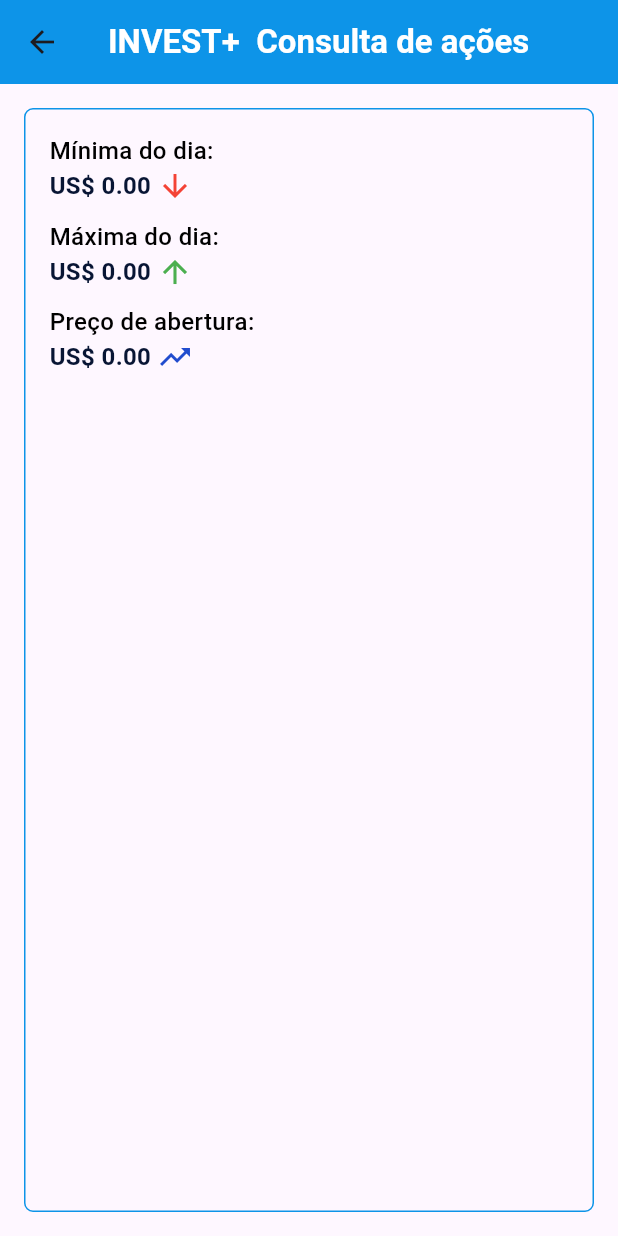
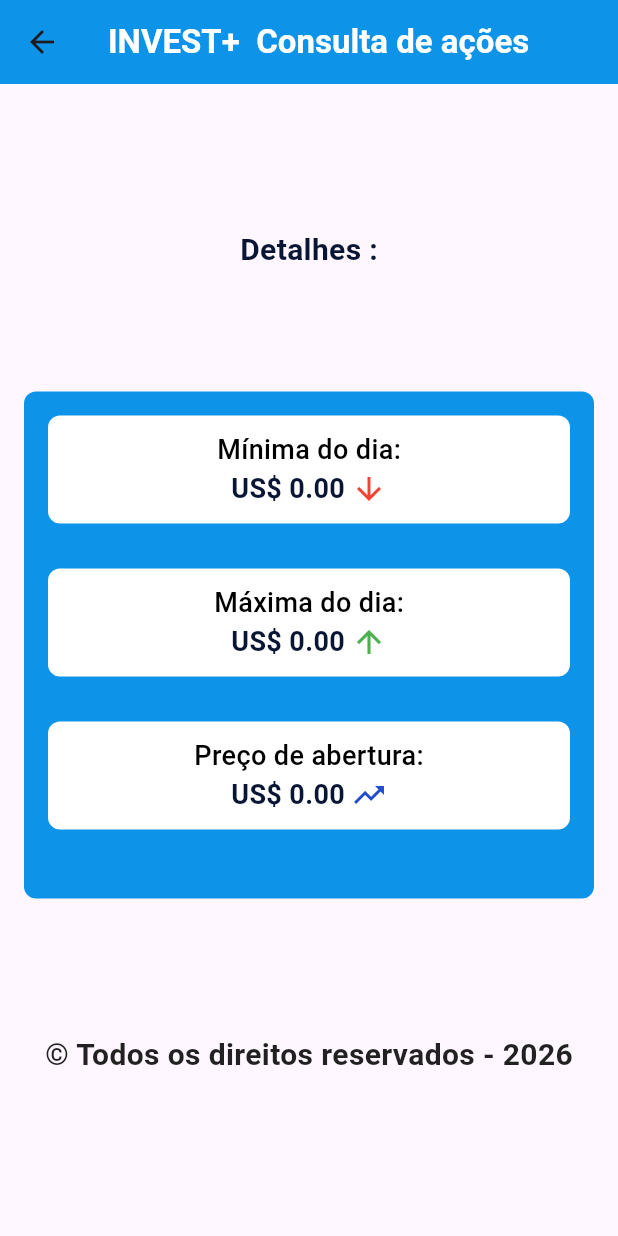
Before and after one commit to viniciusfernandes08/frontend-bolsa-valores, a Flutter app: the DetailsScreen screen opened directly with empty values, on a phone screen of 412 x 824 dp. Run offline on Flutter 3.47's test engine with Material 3 defaults, Android fonts, the phone set to English and light mode, and no system bars; our stand-ins replace flutter_svg, get.

Commit message:
feat: improves to details screen, changes in home screen and stocks widget

```diff
--- a/lib/screens/details_screen.dart
+++ b/lib/screens/details_screen.dart
@@ -5,15 +5,17 @@
 class DetailsScreen extends StatelessWidget {
   final String minDay;
   final String maxDay;
+  final String symbol;
   final String currency;
   final String openPrice;
   final String? pl;
   final String? lpa;
 
-  DetailsScreen({
+  const DetailsScreen({
     super.key,
     required this.minDay,
     required this.maxDay,
+    required this.symbol,
     required this.currency,
     required this.openPrice,
     this.pl,
@@ -37,40 +39,55 @@
       ),
       body: Padding(
         padding: const EdgeInsets.all(16),
-        child: Container(
+        child: Column(
+          mainAxisAlignment: MainAxisAlignment.spaceEvenly,
+          children: [
+            Text(
+              'Detalhes $symbol:',
+              style: TextStyle(
+                color: AppColors.darkBlue,
+                fontSize: 20,
+                fontWeight: FontWeight.bold
+              ),
+            ),
+            Container(
               padding: const EdgeInsets.all(16),
               decoration: BoxDecoration(
-            border: Border.all(color: AppColors.primaryBlue),
-            borderRadius: BorderRadius.circular(6),
+                color: AppColors.primaryBlue,
+                borderRadius: BorderRadius.circular(8)
               ),
-          child: Row(
-            mainAxisAlignment: MainAxisAlignment.spaceBetween,
+              child: Column(
+                mainAxisAlignment: MainAxisAlignment.start,
                 crossAxisAlignment: CrossAxisAlignment.center,
+                spacing: 30,
                 children: <Widget>[
-              Column(
-                crossAxisAlignment: CrossAxisAlignment.start,
-                spacing: 10,
-                children: [
-                  Column(
-                    crossAxisAlignment: CrossAxisAlignment.start,
+                  Container(
+                    padding: const EdgeInsets.symmetric(vertical: 10),
+                    decoration: BoxDecoration(
+                      color: Colors.white,
+                      borderRadius: BorderRadius.circular(8)
+                    ),
+                    child: Column(
+                      crossAxisAlignment: CrossAxisAlignment.center,
                       children: [
                         Text(
                           'Mínima do dia:',
                           style: TextStyle(
                             color: Colors.black,
-                          fontSize: 16,
+                            fontSize: 18,
                             fontWeight: FontWeight.w500,
                           ),
                         ),
                         Row(
                           spacing: 4,
+                          mainAxisAlignment: MainAxisAlignment.center,
                           crossAxisAlignment: CrossAxisAlignment.center,
                           children: [
                             Text(
                               Formats.formatMoney(minDay, currency),
                               style: const TextStyle(
                                 color: AppColors.darkBlue,
-                              fontSize: 16,
+                                fontSize: 18,
                                 fontWeight: FontWeight.bold,
                               ),
                             ),
@@ -82,26 +99,34 @@
                         ),
                       ],
                     ),
-                  Column(
-                    crossAxisAlignment: CrossAxisAlignment.start,
+                  ),
+                  Container(
+                    padding: const EdgeInsets.symmetric(vertical: 10),
+                    decoration: BoxDecoration(
+                      color: Colors.white,
+                      borderRadius: BorderRadius.circular(8)
+                    ),
+                    child: Column(
+                      crossAxisAlignment: CrossAxisAlignment.center,
                       children: [
                         const Text(
                           'Máxima do dia:',
                           style: TextStyle(
                             color: Colors.black,
-                          fontSize: 16,
+                            fontSize: 18,
                             fontWeight: FontWeight.w500,
                           ),
                         ),
                         Row(
                           spacing: 4,
+                          mainAxisAlignment: MainAxisAlignment.center,
                           crossAxisAlignment: CrossAxisAlignment.center,
                           children: [
                             Text(
                               Formats.formatMoney(maxDay, currency),
                               style: const TextStyle(
                                 color: AppColors.darkBlue,
-                              fontSize: 16,
+                                fontSize: 18,
                                 fontWeight: FontWeight.bold,
                               ),
                             ),
@@ -113,26 +138,34 @@
                         ),
                       ],
                     ),
-                  Column(
-                    crossAxisAlignment: CrossAxisAlignment.start,
+                  ),
+                  Container(
+                    padding: const EdgeInsets.symmetric(vertical: 10),
+                    decoration: BoxDecoration(
+                      color: Colors.white,
+                      borderRadius: BorderRadius.circular(8)
+                    ),
+                    child: Column(
+                      crossAxisAlignment: CrossAxisAlignment.center,
                       children: [
                         const Text(
                           'Preço de abertura:',
                           style: TextStyle(
                             color: Colors.black,
-                          fontSize: 16,
+                            fontSize: 18,
                             fontWeight: FontWeight.w500,
                           ),
                         ),
                         Row(
                           spacing: 4,
+                          mainAxisAlignment: MainAxisAlignment.center,
                           crossAxisAlignment: CrossAxisAlignment.center,
                           children: [
                             Text(
                               Formats.formatMoney(openPrice, currency),
                               style: const TextStyle(
                                 color: AppColors.darkBlue,
-                              fontSize: 16,
+                                fontSize: 18,
                                 fontWeight: FontWeight.bold,
                               ),
                             ),
@@ -141,20 +174,25 @@
                         ),
                       ],
                     ),
-                ],
                   ),
-              Column(
+                  pl != null && lpa != null ?
+                    Container(
+                      padding: const EdgeInsets.symmetric(vertical: 10),
+                      decoration: BoxDecoration(
+                        color: Colors.white,
+                        borderRadius: BorderRadius.circular(8),
+                      ),
+                      child: Column(
                         children: [
-                  pl != null
-                      ? Row(
-                          mainAxisAlignment: MainAxisAlignment.spaceBetween,
+                          Row(
+                            mainAxisAlignment: MainAxisAlignment.center,
                             spacing: 5,
                             children: [
                               const Text(
                                 'PL:',
                                 style: TextStyle(
                                   color: Colors.black,
-                                fontSize: 16,
+                                  fontSize: 18,
                                   fontWeight: FontWeight.w500,
                                 ),
                               ),
@@ -162,24 +200,22 @@
                                 pl!.substring(0, 4),
                                 style: const TextStyle(
                                   color: AppColors.darkBlue,
-                                fontSize: 16,
+                                  fontSize: 18,
                                   fontWeight: FontWeight.bold,
                                 ),
                               ),
                             ],
-                        )
-                      : Container(),
-                  pl != null ? const SizedBox(height: 12) : Container(),
-                  lpa != null
-                      ? Row(
-                          mainAxisAlignment: MainAxisAlignment.spaceBetween,
+                          ),
+                          const SizedBox(height: 12),
+                            Row(
+                              mainAxisAlignment: MainAxisAlignment.center,
                               spacing: 5,
                               children: [
                                 const Text(
                                   'LPA:',
                                   style: TextStyle(
                                     color: Colors.black,
-                                fontSize: 16,
+                                    fontSize: 18,
                                     fontWeight: FontWeight.w500,
                                   ),
                                 ),
@@ -187,17 +223,38 @@
                                   lpa!.substring(0, 4),
                                   style: const TextStyle(
                                     color: AppColors.darkBlue,
-                                fontSize: 16,
+                                    fontSize: 18,
                                     fontWeight: FontWeight.bold,
                                   ),
                                 ),
                               ],
-                        )
-                      : Container(),
-                ],
                             ),
                         ],
                       ),
+                    ) : const SizedBox.shrink(),
+                ],
+              ),
+            ),
+            Container(
+              padding: const EdgeInsets.all(10),
+              child: Padding(
+                padding: const EdgeInsets.only(bottom: 0),
+                child: Row(
+                  mainAxisAlignment: MainAxisAlignment.center,
+                  children: [
+                    Text(
+                      '© Todos os direitos reservados - ${DateTime.now().year}',
+                      style: TextStyle(
+                        color: Colors.black87,
+                        fontSize: 20,
+                        fontWeight: FontWeight.bold
+                      ),
+                    )
+                  ],
+                ),
+              ),
+            )
+          ],
         ),
       ),
     );
--- a/lib/screens/home_screen.dart
+++ b/lib/screens/home_screen.dart
@@ -109,8 +109,8 @@
                   const Text(
                     'Mercado: ',
                     style: TextStyle(
-                      color: Colors.black,
-                      fontSize: 16,
+                      color: Colors.black87,
+                      fontSize: 18,
                       fontWeight: FontWeight.w600,
                     ),
                   ),
--- a/lib/widgets/stocks_widget.dart
+++ b/lib/widgets/stocks_widget.dart
@@ -252,6 +252,7 @@
                         builder: (context) => DetailsScreen(
                           minDay: homeData.minDay,
                           maxDay: homeData.maxDay,
+                          symbol: homeData.symbol,
                           currency: homeData.currency,
                           openPrice: homeData.openPrice,
                           pl: homeData.pl,
```
Lines whose indentation alone changed are shown as unchanged.
